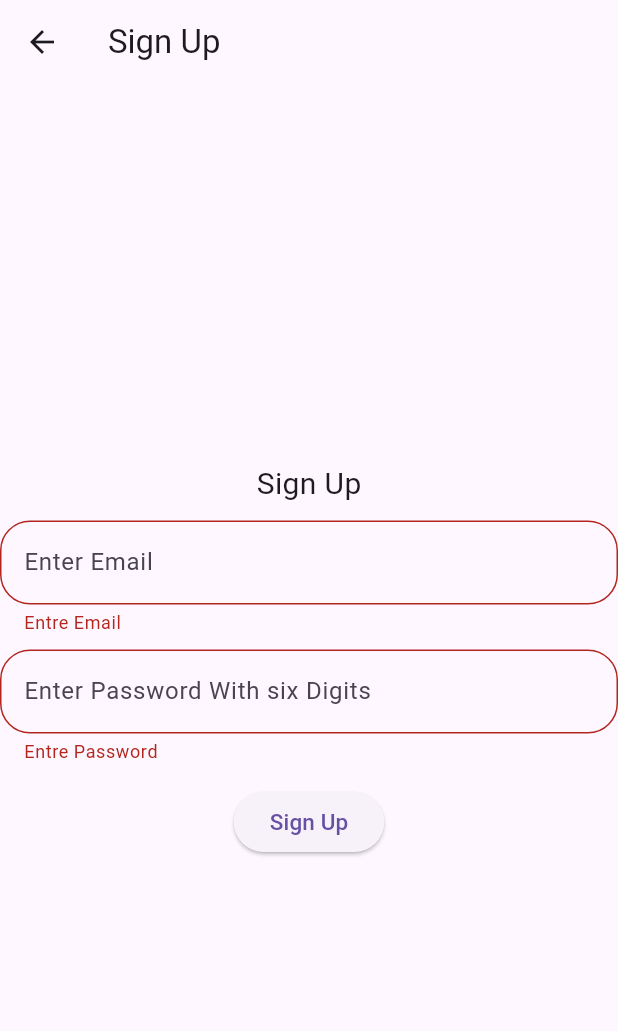
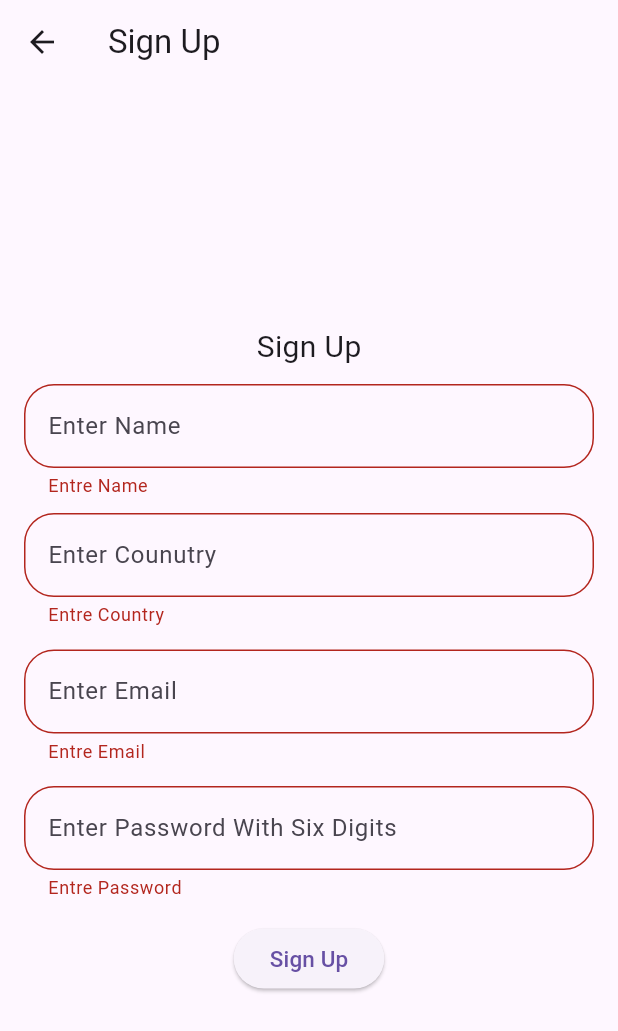
Before and after one commit to JayPinage/chat_app, a Flutter app: the SignUpScreen screen opened directly, after a tap on "Sign Up", on a phone screen of 412 x 824 dp. Shown: the top 1031 px of the screen. Run offline on Flutter 3.47's test engine with Material 3 defaults, Android fonts, the phone set to English and light mode, and no system bars; our stand-ins replace bloc, firebase_auth, firebase_core, flutter_bloc; accounts and stored records are empty.

Commit message:
signup update

```diff
--- a/lib/Screens/login_screen.dart
+++ b/lib/Screens/login_screen.dart
@@ -28,6 +28,8 @@ class _LoginScreen extends State<LoginScreen> {
 
           return state is AuthLoadingState ?Center(child: CircularProgressIndicator(),): Form(
             key: user,
+            child: Padding(
+              padding: const EdgeInsets.all(16.0),
               child: Column(
                 mainAxisAlignment: MainAxisAlignment.center,
                 crossAxisAlignment: CrossAxisAlignment.center,
@@ -113,6 +115,7 @@ class _LoginScreen extends State<LoginScreen> {
                   ),
                 ],
               ),
+            ),
           );
         },
       ),
--- a/lib/Screens/sign_up_screen.dart
+++ b/lib/Screens/sign_up_screen.dart
@@ -1,11 +1,7 @@
-
-
-
 import 'package:chart_app/Blocs/Authbloc/bloc/auth_bloc.dart';
 import 'package:chart_app/Screens/homeScreen.dart';
 import 'package:flutter/material.dart';
 import 'package:flutter_bloc/flutter_bloc.dart';
-
 
 class SignUpScreen extends StatefulWidget {
   const SignUpScreen({super.key});
@@ -15,21 +11,22 @@ class SignUpScreen extends StatefulWidget {
 }
 
 class _SignUpScreenState extends State<SignUpScreen> {
+  final key = GlobalKey<FormState>();
 
-  final key=GlobalKey<FormState>();
-
-TextEditingController email =TextEditingController();
-TextEditingController password=TextEditingController();
+  TextEditingController email = TextEditingController();
+  TextEditingController password = TextEditingController();
+  TextEditingController name = TextEditingController();
+  TextEditingController country = TextEditingController();
 
   @override
   Widget build(BuildContext context) {
     return Scaffold(
-      appBar: AppBar(
-        title: Text("Sign Up"),
-      ),
+      appBar: AppBar(title: Text("Sign Up")),
 
       body: Form(
-        key:key ,
+        key: key,
+        child: Padding(
+          padding: const EdgeInsets.all(16.0),
           child: Column(
             mainAxisAlignment: MainAxisAlignment.center,
             crossAxisAlignment: CrossAxisAlignment.center,
@@ -41,10 +38,53 @@ TextEditingController password=TextEditingController();
               TextFormField(
                 obscureText: true,
 
+                controller: name,
+
+                decoration: InputDecoration(
+                  hintText: "Enter Name",
+
+                  border: OutlineInputBorder(
+                    borderRadius: BorderRadius.circular(20),
+                    borderSide: BorderSide(color: Colors.deepOrange),
+                  ),
+                ),
+
+                validator: (value) {
+                  if (value == null || value.isEmpty) {
+                    return "Entre Name";
+                  }
+                  return null;
+                },
+              ),
+
+              SizedBox(height: 10),
+
+              TextFormField(
+                controller: country,
+
+                decoration: InputDecoration(
+                  hintText: "Enter Counutry",
+
+                  border: OutlineInputBorder(
+                    borderRadius: BorderRadius.circular(20),
+                    borderSide: BorderSide(color: Colors.deepOrange),
+                  ),
+                ),
+
+                validator: (value) {
+                  if (value == null || value.isEmpty) {
+                    return "Entre Country";
+                  }
+                  return null;
+                },
+              ),
+
+              SizedBox(height: 15),
+
+              TextFormField(
                 controller: email,
 
                 decoration: InputDecoration(
-
                   hintText: "Enter Email",
 
                   border: OutlineInputBorder(
@@ -61,14 +101,13 @@ TextEditingController password=TextEditingController();
                 },
               ),
 
-            SizedBox(height: 10),
+              SizedBox(height: 15),
 
               TextFormField(
-
                 controller: password,
 
                 decoration: InputDecoration(
-                hintText: "Enter Password With six Digits",
+                  hintText: "Enter Password With Six Digits",
 
                   border: OutlineInputBorder(
                     borderRadius: BorderRadius.circular(20),
@@ -83,24 +122,25 @@ TextEditingController password=TextEditingController();
                   return null;
                 },
               ),
-
               SizedBox(height: 15),
 
-             ElevatedButton(onPressed: (){
+              ElevatedButton(
+                onPressed: () {
+                  if (key.currentState!.validate()) {
+                    context.read<AuthBloc>().add(
+                      SigninEvent(email: email.text, password: password.text),
+                    );
 
-
-                 if(key.currentState!.validate()){
-                   context.read<AuthBloc>().add(SigninEvent(email: email.text, password: password.text));
-
-               Navigator.push(context, MaterialPageRoute(builder: (context)=>Homescreen()));
-
+                    Navigator.push(
+                      context,
+                      MaterialPageRoute(builder: (context) => Homescreen()),
+                    );
                   }
-
-
-
-             }, child: Text("Sign Up",style: TextStyle(fontSize: 15),)),
-
+                },
+                child: Text("Sign Up", style: TextStyle(fontSize: 15)),
+              ),
             ],
+          ),
         ),
       ),
     );
```
Lines whose indentation alone changed are shown as unchanged.
